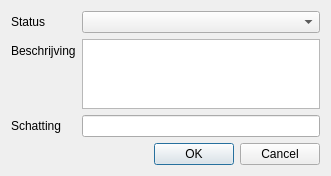
First picture: the form in src/gui/design/statuseditor.ui, repository archtool/archtool, before the edit.
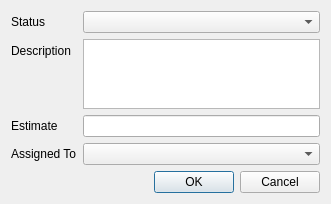
Second picture: the form after the edit.

Diff of the .ui file:
```diff
--- a/src/gui/design/statuseditor.ui
+++ b/src/gui/design/statuseditor.ui
@@ -7,7 +7,7 @@
     <x>0</x>
     <y>0</y>
     <width>331</width>
-    <height>176</height>
+    <height>190</height>
    </rect>
   </property>
   <property name="windowTitle">
@@ -24,12 +24,19 @@
       </widget>
      </item>
      <item row="0" column="1">
-      <widget class="QComboBox" name="cmbStatus"/>
+      <widget class="QComboBox" name="cmbStatus">
+       <property name="sizePolicy">
+        <sizepolicy hsizetype="Expanding" vsizetype="Fixed">
+         <horstretch>0</horstretch>
+         <verstretch>0</verstretch>
+        </sizepolicy>
+       </property>
+      </widget>
      </item>
      <item row="1" column="0">
       <widget class="QLabel" name="label_2">
        <property name="text">
-        <string>Beschrijving</string>
+        <string>Description</string>
        </property>
       </widget>
      </item>
@@ -39,13 +46,30 @@
      <item row="2" column="0">
       <widget class="QLabel" name="label_3">
        <property name="text">
-        <string>Schatting</string>
+        <string>Estimate</string>
        </property>
       </widget>
      </item>
      <item row="2" column="1">
       <widget class="QLineEdit" name="edtTimeRemaining"/>
      </item>
+     <item row="3" column="0">
+      <widget class="QLabel" name="label_4">
+       <property name="text">
+        <string>Assigned To</string>
+       </property>
+      </widget>
+     </item>
+     <item row="3" column="1">
+      <widget class="QComboBox" name="cmbAssigned">
+       <property name="sizePolicy">
+        <sizepolicy hsizetype="Expanding" vsizetype="Fixed">
+         <horstretch>0</horstretch>
+         <verstretch>0</verstretch>
+        </sizepolicy>
+       </property>
+      </widget>
+     </item>
     </layout>
    </item>
    <item>
```
